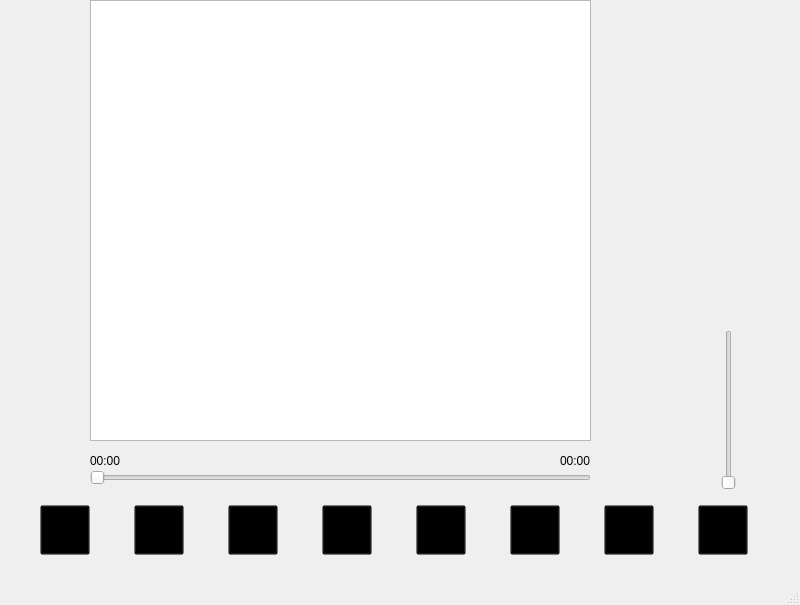
Above: MusicPlayer/mainwindow.ui from cyduan/Ai-Yin-Music-Player before the change. Below: the same form after it.
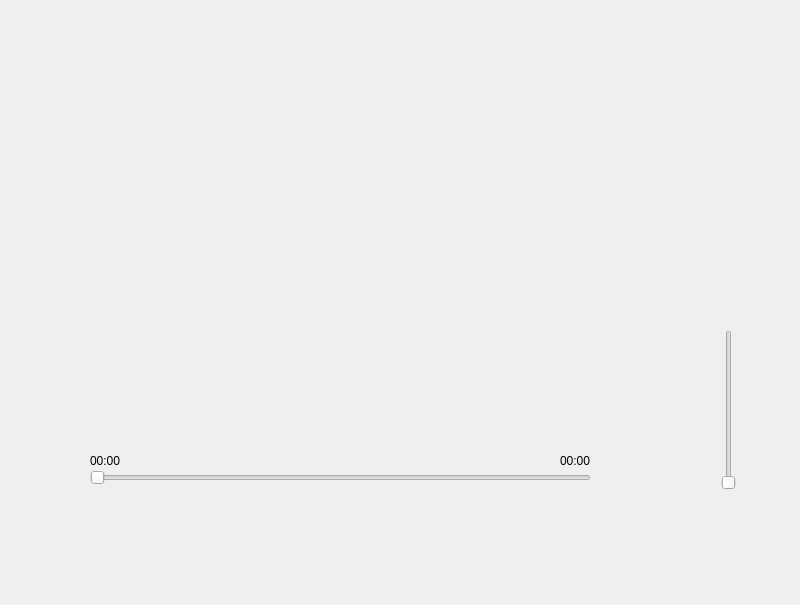
That is the form after the change. Icons and pictures are not drawn.

```diff
--- a/MusicPlayer/mainwindow.ui
+++ b/MusicPlayer/mainwindow.ui
@@ -13,6 +13,21 @@
   <property name="windowTitle">
    <string>MainWindow</string>
   </property>
+  <property name="styleSheet">
+   <string notr="true">QWidget#MainWindow
+{
+	background-image: url(:/new/prefix1/background/wallhaven-q2yx9l.jpg)
+}
+
+*{
+	border: none;
+}
+QPushButton,QListWidget
+{
+	border: none;
+	background: transparent;
+}</string>
+  </property>
   <widget class="QWidget" name="centralwidget">
    <widget class="QWidget" name="layoutWidget">
     <property name="geometry">
```
